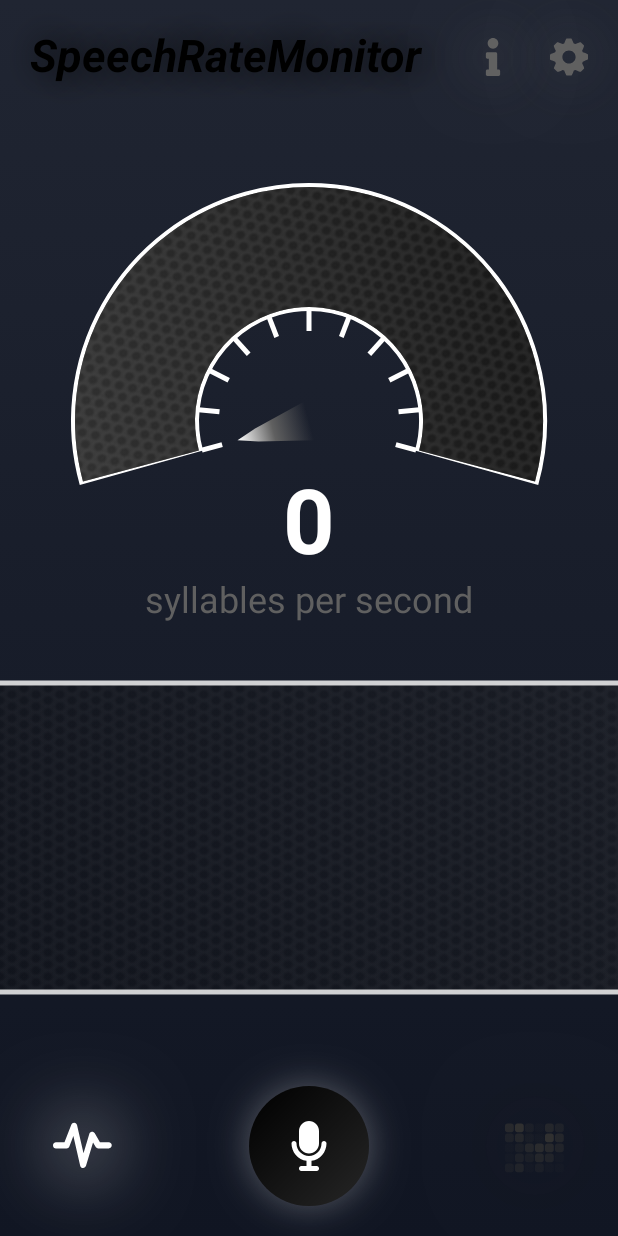
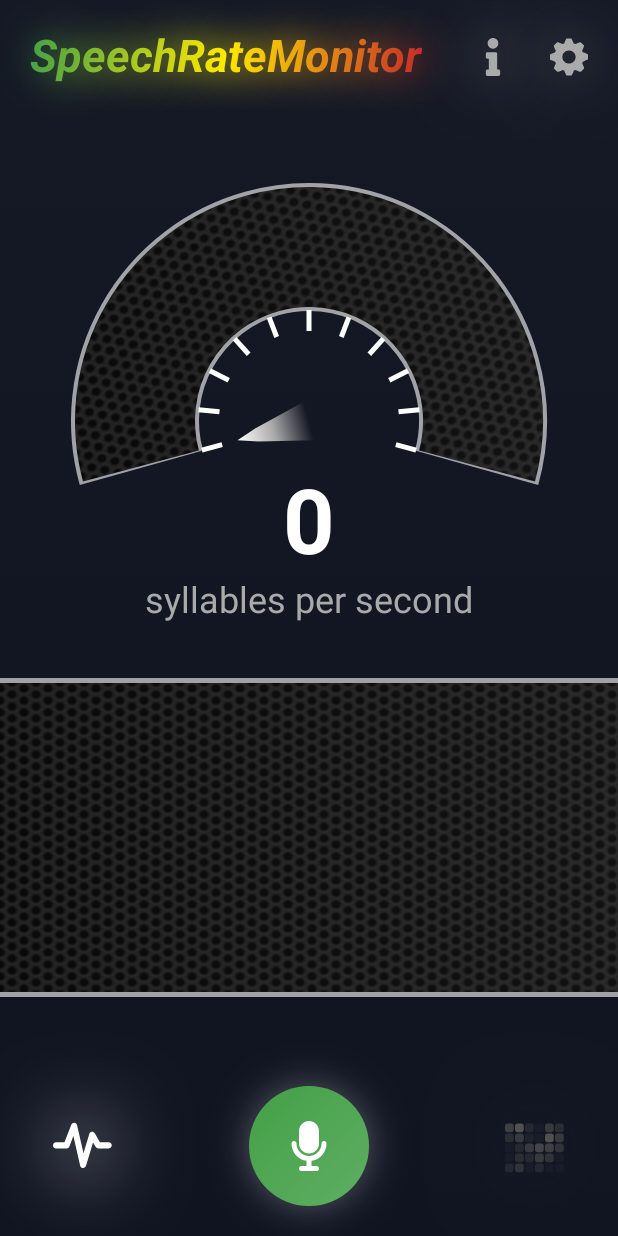
Before and after one commit to v-perfilev/TempoTalk, an Android app built with Jetpack Compose: the screen it shows after launch (MainActivity), on a phone screen of 412 x 824 dp. Run offline under Robolectric (Android 15) with nearby library versions, the phone set to English and light mode, and no system bars; our stand-ins replace Dagger/Hilt's generated code, livedata-compose.

Commit message:
refactor: adjust theme color scheme for consistency

```diff
--- a/app/src/main/java/com/persoff68/speechratemonitor/ui/shared/gauge/Gauge.kt
+++ b/app/src/main/java/com/persoff68/speechratemonitor/ui/shared/gauge/Gauge.kt
@@ -46,7 +46,7 @@
 import androidx.compose.ui.unit.sp
 import com.persoff68.speechratemonitor.R
 import com.persoff68.speechratemonitor.ui.theme.SpeechRateMonitorAppTheme
-import com.persoff68.speechratemonitor.ui.theme.indicatorBackgroundGradientBrush
+import com.persoff68.speechratemonitor.ui.theme.gaugeBackgroundGradientBrush
 import com.persoff68.speechratemonitor.ui.theme.gaugeGradientBrush
 import com.persoff68.speechratemonitor.ui.theme.needleGradientBrush
 import com.persoff68.speechratemonitor.ui.theme.textureBrush
@@ -142,7 +142,7 @@
 
     val textureBitmap = ImageBitmap.imageResource(id = R.drawable.display_texture)
     val textureBrush = textureBrush(bitmap = textureBitmap, sx = 0.8f, sy = 0.8f)
-    val backgroundBrush = indicatorBackgroundGradientBrush()
+    val backgroundBrush = gaugeBackgroundGradientBrush()
     val gaugeBrush = gaugeGradientBrush(settings.size.center, settings.arcAngle)
     val needleBrush = needleGradientBrush(settings.size.center, settings.needleLength)
 
@@ -164,10 +164,10 @@
             drawGlowArc(settings, value, gaugeBrush)
             drawTicks(settings, animation.ticks, tickColor)
             drawStrokeArc(settings, animation.arc, strokeColor)
-            drawBackgroundArc(settings, animation.arc, textureBrush, backgroundBrush)
+            drawTextureArc(settings, animation.arc, textureBrush)
+            drawBackgroundArc(settings, animation.arc, backgroundBrush)
             drawValueArc(settings, value, gaugeBrush)
             drawNeedle(settings, animation.needle, value, needleBrush)
-
         }
     }
 }
@@ -205,7 +205,7 @@
                 width = settings.arcWidth + (20 - i) * settings.glowParameter,
                 cap = StrokeCap.Round
             ),
-            alpha = i / 800f,
+            alpha = i / 400f,
         )
     }
 }
@@ -222,14 +222,15 @@
             settings.size.height - settings.arcWidth
         ),
         style = Stroke(width = settings.arcWidth + settings.strokeWidth, cap = StrokeCap.Butt),
+        alpha = 0.6f
     )
 }
 
-private fun DrawScope.drawBackgroundArc(
+
+private fun DrawScope.drawTextureArc(
     settings: GaugeSettings,
     animation: Float,
     textureBrush: Brush,
-    backgroundBrush: Brush
 ) {
     drawArc(
         brush = textureBrush,
@@ -242,7 +243,15 @@
             settings.size.height - settings.arcWidth
         ),
         style = Stroke(width = settings.arcWidth, cap = StrokeCap.Butt),
+        alpha = 0.95f
     )
+}
+
+private fun DrawScope.drawBackgroundArc(
+    settings: GaugeSettings,
+    animation: Float,
+    backgroundBrush: Brush
+) {
     drawArc(
         brush = backgroundBrush,
         startAngle = 0f,
@@ -254,7 +263,7 @@
             settings.size.height - settings.arcWidth
         ),
         style = Stroke(width = settings.arcWidth, cap = StrokeCap.Butt),
-        alpha = 0.5f
+        alpha = 0.05f
     )
 }
 
@@ -270,7 +279,7 @@
             settings.size.height - settings.arcWidth
         ),
         style = Stroke(width = settings.arcWidth, cap = StrokeCap.Butt),
-        alpha = 0.5f
+        alpha = 0.9f
     )
 }
 
--- a/app/src/main/java/com/persoff68/speechratemonitor/ui/shared/indicatorbackground/IndicatorBackground.kt
+++ b/app/src/main/java/com/persoff68/speechratemonitor/ui/shared/indicatorbackground/IndicatorBackground.kt
@@ -7,15 +7,16 @@
 import androidx.compose.material3.MaterialTheme
 import androidx.compose.material3.Surface
 import androidx.compose.runtime.Composable
+import androidx.compose.runtime.getValue
+import androidx.compose.runtime.mutableStateOf
+import androidx.compose.runtime.remember
 import androidx.compose.ui.Modifier
 import androidx.compose.ui.geometry.Offset
 import androidx.compose.ui.geometry.Size
 import androidx.compose.ui.graphics.Brush
 import androidx.compose.ui.graphics.Color
 import androidx.compose.ui.graphics.ImageBitmap
-import androidx.compose.ui.graphics.StrokeCap
 import androidx.compose.ui.graphics.drawscope.DrawScope
-import androidx.compose.ui.graphics.drawscope.Stroke
 import androidx.compose.ui.res.imageResource
 import androidx.compose.ui.tooling.preview.Devices
 import androidx.compose.ui.tooling.preview.Preview
@@ -39,17 +40,26 @@
     val textureBitmap = ImageBitmap.imageResource(id = R.drawable.display_texture)
     val backgroundBrush = indicatorBackgroundGradientBrush()
     val bordersColor = MaterialTheme.colorScheme.onSurface
+    val settings by remember { mutableStateOf(IndicatorBackgroundSettings()) }
 
     Box(modifier = modifier.fillMaxWidth()) {
         Canvas(
             modifier = Modifier.fillMaxSize()
         ) {
-
+            drawStroke(settings, bordersColor)
             drawTexture(textureBitmap)
             drawBackground(backgroundBrush)
-            drawBorders(bordersColor)
         }
     }
+}
+
+private fun DrawScope.drawStroke(settings: IndicatorBackgroundSettings, color: Color) {
+    drawRect(
+        color = color,
+        topLeft = Offset(0f, -settings.strokeWidth),
+        size = Size(size.width, size.height + settings.strokeWidth * 2),
+        alpha = 0.6f
+    )
 }
 
 private fun DrawScope.drawTexture(textureBitmap: ImageBitmap) {
@@ -58,7 +68,7 @@
         brush = textureBrush,
         topLeft = Offset(0f, 0f),
         size = size,
-        alpha = 0.3f
+        alpha = 0.95f
     )
 }
 
@@ -67,16 +77,6 @@
         brush = brush,
         topLeft = Offset(0f, 0f),
         size = size,
-        alpha = 0.1f
+        alpha = 0.05f
     )
 }
-
-private fun DrawScope.drawBorders(color: Color) {
-    drawRect(
-        color = color,
-        topLeft = Offset(-10f, 0f),
-        size = Size(size.width + 20f, size.height),
-        style = Stroke(width = 5f, cap = StrokeCap.Butt),
-        alpha = 0.8f
-    )
-}
--- /dev/null
+++ b/app/src/main/java/com/persoff68/speechratemonitor/ui/shared/indicatorbackground/IndicatorBackgroundSettings.kt
@@ -0,0 +1,5 @@
+package com.persoff68.speechratemonitor.ui.shared.indicatorbackground
+
+class IndicatorBackgroundSettings {
+    val strokeWidth: Float = 5f
+}
--- a/app/src/main/java/com/persoff68/speechratemonitor/ui/shared/roundbutton/RoundButton.kt
+++ b/app/src/main/java/com/persoff68/speechratemonitor/ui/shared/roundbutton/RoundButton.kt
@@ -60,7 +60,6 @@
     buttonSize: Dp,
     primaryColor: Color,
     primaryIcon: ImageVector,
-
     pressedColor: Color = primaryColor,
     pressedIcon: ImageVector = primaryIcon,
     rippleSize: Dp = buttonSize * 1.5f,
@@ -144,10 +143,10 @@
     val rippleRadius = with(LocalDensity.current) { rippleSize.toPx() / 2 }
 
     val rippleRadius1 = remember { Animatable(buttonRadius) }
-    val rippleAlpha1 = remember { Animatable(0.5f) }
+    val rippleAlpha1 = remember { Animatable(0.2f) }
 
     val rippleRadius2 = remember { Animatable(buttonRadius) }
-    val rippleAlpha2 = remember { Animatable(0.5f) }
+    val rippleAlpha2 = remember { Animatable(0.2f) }
 
     LaunchedEffect(Unit) {
         val rippleRadius1Launch = launch {
--- a/app/src/main/java/com/persoff68/speechratemonitor/ui/theme/Color.kt
+++ b/app/src/main/java/com/persoff68/speechratemonitor/ui/theme/Color.kt
@@ -11,13 +11,13 @@
 import androidx.compose.ui.graphics.asAndroidBitmap
 import com.persoff68.speechratemonitor.ui.theme.util.interpolateColor
 
-val GreenColor = Color(0xFF000000)
-val YellowColor = Color(0xFF000000)
-val RedColor = Color(0xFF000000)
-val LightColor1 = Color(0xFF606060)
-val LightColor2 = Color(0xFF303030)
-val DarkColor1 = Color(0xFF101522)
-val DarkColor2 = Color(0xFF202532)
+val GreenColor = Color(0xFF43A047)
+val YellowColor = Color(0xFFFFEA00)
+val RedColor = Color(0xFFC62828)
+val LightColor1 = Color(0xFFAAAAAA)
+val LightColor2 = Color(0xFF505050)
+val DarkColor1 = Color(0xFF101421)
+val DarkColor2 = Color(0xFF151925)
 val Transparent = Color(0x00000000)
 val WhiteColor = Color(0xFFFFFFFF)
 
@@ -37,10 +37,16 @@
     ).apply { setLocalMatrix(Matrix().apply { setScale(sx, sy) }) }
 )
 
+fun gaugeBackgroundGradientBrush(): Brush = Brush.linearGradient(
+    colors = listOf(LightColor1, Transparent),
+    start = Offset(0f, 0f),
+    end = Offset(Float.POSITIVE_INFINITY, 0f)
+)
+
 fun indicatorBackgroundGradientBrush(): Brush = Brush.linearGradient(
-    colors = listOf(LightColor1, LightColor2),
-    start = Offset(Float.POSITIVE_INFINITY, 0f),
-    end = Offset(0f, 0f)
+    colors = listOf(Transparent, LightColor1),
+    start = Offset(0f, 0f),
+    end = Offset(Float.POSITIVE_INFINITY, 0f)
 )
 
 fun gaugeGradientBrush(center: Offset, arcAngle: Float): Brush = Brush.sweepGradient(
```
